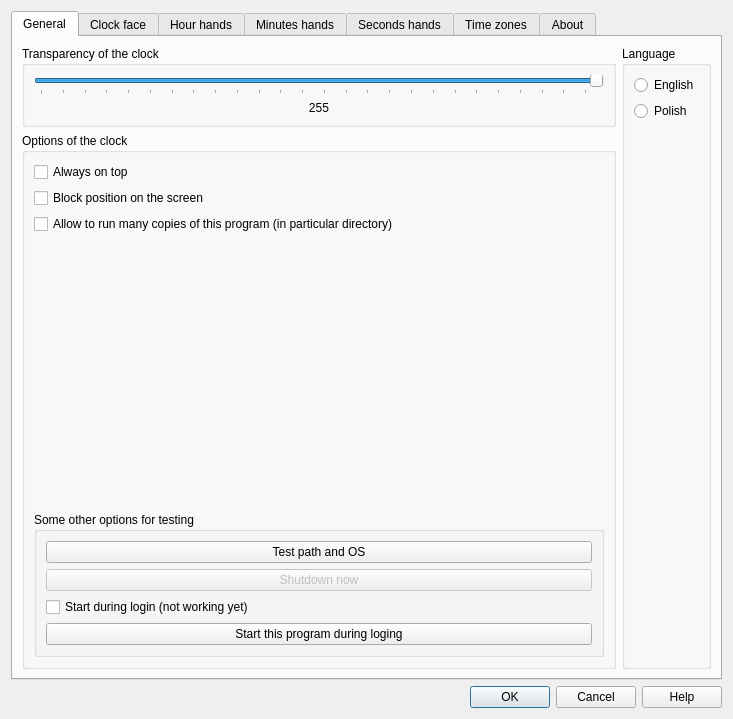
Qt form topcje_dlg.ui (jgrebosz/zegar) before a commit.
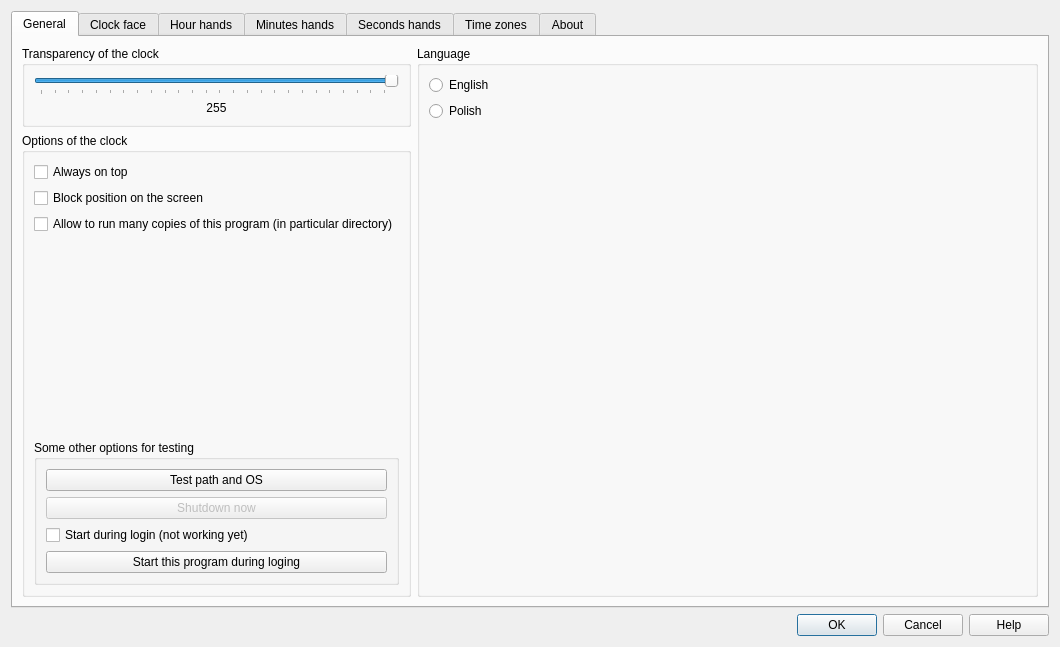
The same form after that commit. Icons and pictures are not drawn.

```diff
--- a/topcje_dlg.ui
+++ b/topcje_dlg.ui
@@ -6,8 +6,8 @@
    <rect>
     <x>0</x>
     <y>0</y>
-    <width>733</width>
-    <height>719</height>
+    <width>1060</width>
+    <height>647</height>
    </rect>
   </property>
   <property name="windowTitle">
@@ -29,6 +29,12 @@
    </item>
    <item row="0" column="0">
     <widget class="QTabWidget" name="tabWidget">
+     <property name="sizePolicy">
+      <sizepolicy hsizetype="Minimum" vsizetype="Expanding">
+       <horstretch>0</horstretch>
+       <verstretch>0</verstretch>
+      </sizepolicy>
+     </property>
      <property name="tabPosition">
       <enum>QTabWidget::TabPosition::North</enum>
      </property>
@@ -39,11 +45,17 @@
       <attribute name="title">
        <string>General</string>
       </attribute>
-      <layout class="QHBoxLayout" name="horizontalLayout">
-       <item>
+      <layout class="QGridLayout" name="gridLayout_4">
+       <item row="0" column="0">
         <layout class="QVBoxLayout" name="verticalLayout_8">
          <item>
           <widget class="QGroupBox" name="groupBox">
+           <property name="sizePolicy">
+            <sizepolicy hsizetype="Preferred" vsizetype="Preferred">
+             <horstretch>0</horstretch>
+             <verstretch>0</verstretch>
+            </sizepolicy>
+           </property>
            <property name="title">
             <string>Transparency of the clock  </string>
            </property>
@@ -53,6 +65,12 @@
            <layout class="QVBoxLayout" name="verticalLayout_7">
             <item>
              <widget class="QSlider" name="horizontalSlider_przezroczystosc">
+              <property name="sizePolicy">
+               <sizepolicy hsizetype="Minimum" vsizetype="Preferred">
+                <horstretch>0</horstretch>
+                <verstretch>0</verstretch>
+               </sizepolicy>
+              </property>
               <property name="maximum">
                <number>255</number>
               </property>
@@ -91,12 +109,24 @@
          </item>
          <item>
           <widget class="QGroupBox" name="groupBox_3">
+           <property name="sizePolicy">
+            <sizepolicy hsizetype="Preferred" vsizetype="Preferred">
+             <horstretch>0</horstretch>
+             <verstretch>0</verstretch>
+            </sizepolicy>
+           </property>
            <property name="title">
             <string>Options of the clock</string>
            </property>
            <layout class="QVBoxLayout" name="verticalLayout_6">
             <item>
              <widget class="QCheckBox" name="checkBox_na_wierzchu">
+              <property name="sizePolicy">
+               <sizepolicy hsizetype="Preferred" vsizetype="Fixed">
+                <horstretch>0</horstretch>
+                <verstretch>0</verstretch>
+               </sizepolicy>
+              </property>
               <property name="text">
                <string>Always on top</string>
               </property>
@@ -104,6 +134,12 @@
             </item>
             <item>
              <widget class="QCheckBox" name="checkBox_blokuj_pozycje_na_ekranie">
+              <property name="sizePolicy">
+               <sizepolicy hsizetype="Preferred" vsizetype="Fixed">
+                <horstretch>0</horstretch>
+                <verstretch>0</verstretch>
+               </sizepolicy>
+              </property>
               <property name="text">
                <string>Block position on the screen</string>
               </property>
@@ -111,6 +147,12 @@
             </item>
             <item>
              <widget class="QCheckBox" name="checkBox_kilka_kopii">
+              <property name="sizePolicy">
+               <sizepolicy hsizetype="Preferred" vsizetype="Fixed">
+                <horstretch>0</horstretch>
+                <verstretch>0</verstretch>
+               </sizepolicy>
+              </property>
               <property name="text">
                <string>Allow to run many copies of this program (in particular directory)</string>
               </property>
@@ -131,12 +173,24 @@
             </item>
             <item>
              <widget class="QGroupBox" name="groupBox__uruchom_z_Linuxem">
+              <property name="sizePolicy">
+               <sizepolicy hsizetype="Preferred" vsizetype="Preferred">
+                <horstretch>0</horstretch>
+                <verstretch>0</verstretch>
+               </sizepolicy>
+              </property>
               <property name="title">
                <string>Some other options for testing</string>
               </property>
               <layout class="QVBoxLayout" name="verticalLayout_3">
                <item>
                 <widget class="QPushButton" name="pushButton_sciezka">
+                 <property name="sizePolicy">
+                  <sizepolicy hsizetype="Preferred" vsizetype="Preferred">
+                   <horstretch>0</horstretch>
+                   <verstretch>0</verstretch>
+                  </sizepolicy>
+                 </property>
                  <property name="text">
                   <string>Test path and OS</string>
                  </property>
@@ -147,6 +201,12 @@
                  <property name="enabled">
                   <bool>false</bool>
                  </property>
+                 <property name="sizePolicy">
+                  <sizepolicy hsizetype="Preferred" vsizetype="Preferred">
+                   <horstretch>0</horstretch>
+                   <verstretch>0</verstretch>
+                  </sizepolicy>
+                 </property>
                  <property name="text">
                   <string>Shutdown now</string>
                  </property>
@@ -154,6 +214,12 @@
                </item>
                <item>
                 <widget class="QCheckBox" name="checkBox_uruchom_przy_logowaniu">
+                 <property name="sizePolicy">
+                  <sizepolicy hsizetype="Minimum" vsizetype="Preferred">
+                   <horstretch>0</horstretch>
+                   <verstretch>0</verstretch>
+                  </sizepolicy>
+                 </property>
                  <property name="text">
                   <string>Start during login (not working yet)</string>
                  </property>
@@ -161,6 +227,12 @@
                </item>
                <item>
                 <widget class="QPushButton" name="pushButton_start_with_login">
+                 <property name="sizePolicy">
+                  <sizepolicy hsizetype="Preferred" vsizetype="Preferred">
+                   <horstretch>0</horstretch>
+                   <verstretch>0</verstretch>
+                  </sizepolicy>
+                 </property>
                  <property name="text">
                   <string>Start this program during loging</string>
                  </property>
@@ -174,16 +246,40 @@
          </item>
         </layout>
        </item>
-       <item>
+       <item row="0" column="1">
         <layout class="QVBoxLayout" name="verticalLayout_4">
          <item>
           <widget class="QGroupBox" name="groupBox_4">
+           <property name="sizePolicy">
+            <sizepolicy hsizetype="Expanding" vsizetype="Preferred">
+             <horstretch>0</horstretch>
+             <verstretch>0</verstretch>
+            </sizepolicy>
+           </property>
+           <property name="minimumSize">
+            <size>
+             <width>80</width>
+             <height>0</height>
+            </size>
+           </property>
            <property name="title">
             <string>Language</string>
            </property>
            <layout class="QVBoxLayout" name="verticalLayout_2">
             <item>
              <widget class="QRadioButton" name="radioButton_english">
+              <property name="sizePolicy">
+               <sizepolicy hsizetype="Preferred" vsizetype="Preferred">
+                <horstretch>0</horstretch>
+                <verstretch>0</verstretch>
+               </sizepolicy>
+              </property>
+              <property name="minimumSize">
+               <size>
+                <width>0</width>
+                <height>0</height>
+               </size>
+              </property>
               <property name="text">
                <string>English</string>
               </property>
@@ -191,11 +287,33 @@
             </item>
             <item>
              <widget class="QRadioButton" name="radioButton_polish">
+              <property name="sizePolicy">
+               <sizepolicy hsizetype="Preferred" vsizetype="Preferred">
+                <horstretch>0</horstretch>
+                <verstretch>0</verstretch>
+               </sizepolicy>
+              </property>
               <property name="text">
                <string>Polish</string>
               </property>
              </widget>
             </item>
+            <item>
+             <spacer name="horizontalSpacer_4">
+              <property name="orientation">
+               <enum>Qt::Orientation::Horizontal</enum>
+              </property>
+              <property name="sizeType">
+               <enum>QSizePolicy::Policy::Preferred</enum>
+              </property>
+              <property name="sizeHint" stdset="0">
+               <size>
+                <width>10</width>
+                <height>20</height>
+               </size>
+              </property>
+             </spacer>
+            </item>
             <item>
              <spacer name="verticalSpacer_3">
               <property name="orientation">
@@ -203,8 +321,8 @@
               </property>
               <property name="sizeHint" stdset="0">
                <size>
-                <width>20</width>
-                <height>40</height>
+                <width>0</width>
+                <height>0</height>
                </size>
               </property>
              </spacer>
```
